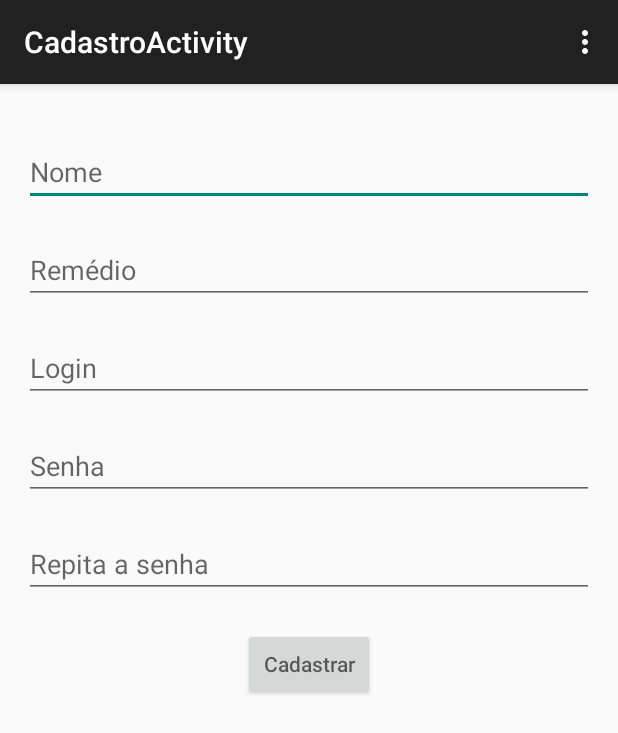
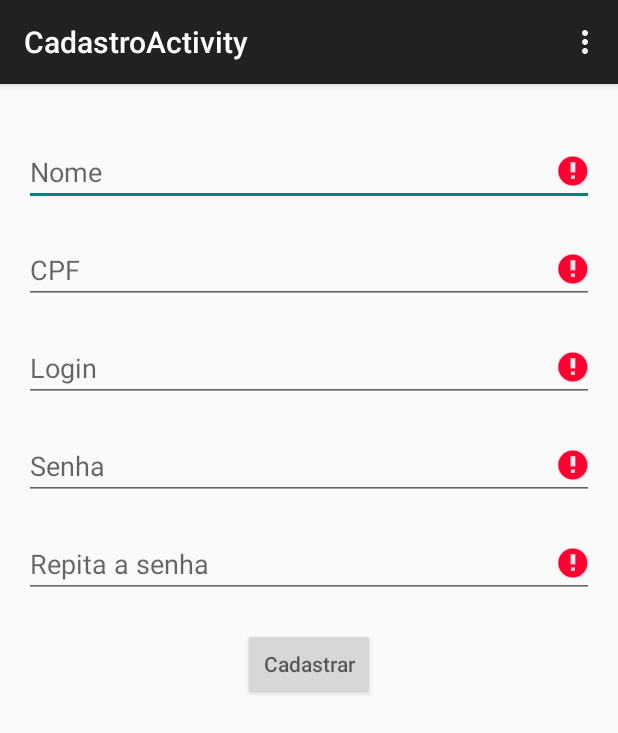
Before and after one commit to AllanBorgees/ProjetoAlergia, an Android app: the CadastroActivity screen opened directly, with no data from a screen before it, in the options menu, after a tap on "Settings", on a phone screen of 412 x 824 dp. Shown: the top 733 px of the screen. Run offline under Robolectric (Android 15) with nearby library versions, the phone set to English and light mode, and no system bars.

Commit message:
Projeto atualizado com novas classes e a tela cadastro pronta.

```diff
--- a/app/src/main/java/mpoo/ufrpe/projetoalergia/dominio/dominioPessoa/Pessoa.java
+++ b/app/src/main/java/mpoo/ufrpe/projetoalergia/dominio/dominioPessoa/Pessoa.java
@@ -16,6 +16,16 @@ public class Pessoa {
     private Calendar dataDeNascimento;
     private String cpf;
     private List<Remedio> remedio;
+
+    public Pessoa(Usuario usuario, String nome, String cpf) {
+        this.usuario = usuario;
+        this.nome = nome;
+        this.cpf = cpf;
+    }
+
+    public Pessoa(){
+
+    }
 
     public Usuario getUsuario() {
         return usuario;
--- a/app/src/main/java/mpoo/ufrpe/projetoalergia/dominio/dominioPessoa/Usuario.java
+++ b/app/src/main/java/mpoo/ufrpe/projetoalergia/dominio/dominioPessoa/Usuario.java
@@ -5,6 +5,14 @@ public class Usuario {
     private String login;
     private int id;
     private String senha;
+
+    public Usuario(String login, String senha) {
+        this.login = login;
+        this.senha = senha;
+    }
+    public Usuario(){
+
+    }
 
     public String getLogin() {
         return login;
--- a/app/src/main/java/mpoo/ufrpe/projetoalergia/gui/CadastroActivity.java
+++ b/app/src/main/java/mpoo/ufrpe/projetoalergia/gui/CadastroActivity.java
@@ -1,18 +1,114 @@
 package mpoo.ufrpe.projetoalergia.gui;
 
+import android.content.Context;
+import android.content.Intent;
 import android.support.v7.app.AppCompatActivity;
 import android.os.Bundle;
 import android.view.Menu;
 import android.view.MenuItem;
+import android.view.View;
+import android.widget.Button;
+import android.widget.EditText;
+import android.widget.ImageView;
 
 import mpoo.ufrpe.projetoalergia.R;
+import mpoo.ufrpe.projetoalergia.dominio.dominioPessoa.Pessoa;
+import mpoo.ufrpe.projetoalergia.dominio.dominioPessoa.Usuario;
+import mpoo.ufrpe.projetoalergia.negocio.UsuarioNegocio;
 
 public class CadastroActivity extends AppCompatActivity {
+
+    private EditText editPessoaNome;
+    private EditText editPessoaCPF;
+    private EditText editUsuarioLogin;
+    private EditText editUsuarioSenha;
+    private EditText editUsuarioSenhaConfirmar;
+    private Button btnCadastrar;
+    private UsuarioNegocio usuarioNegocio;
+    private static Context contexto;
+
+
+
 
     @Override
     protected void onCreate(Bundle savedInstanceState) {
         super.onCreate(savedInstanceState);
         setContentView(R.layout.activity_cadastro);
+
+        contexto = this;
+        usuarioNegocio = UsuarioNegocio.getInstancia();
+
+        editPessoaNome = (EditText) findViewById(R.id.edtNomePessoa);
+        editPessoaCPF = (EditText) findViewById(R.id.edtCpf);
+        editUsuarioLogin= (EditText) findViewById(R.id.edtLoginCadastro);
+        editUsuarioSenha = (EditText) findViewById(R.id.edtSenhaCadastro);
+        editUsuarioSenhaConfirmar = (EditText) findViewById(R.id.edtConfirmarSenhaCadastro);
+
+
+        btnCadastrar = (Button) findViewById(R.id.btnCadastrarCadastro);
+
+
+
+        btnCadastrar.setOnClickListener(new View.OnClickListener() {
+            @Override
+            public void onClick(View v) {
+
+                String nome = editPessoaNome.getText().toString().trim();
+                String cpf = editPessoaCPF.getText().toString().trim();
+                String login = editUsuarioLogin.getText().toString().trim();
+                String senha = editUsuarioSenha.getText().toString().trim();
+                String senhaConfirmar = editUsuarioSenhaConfirmar.getText().toString().trim();
+
+                Usuario usuario = new Usuario(login,senha);
+                Pessoa pessoa = new Pessoa(usuario,nome,cpf);
+
+                cadastro(pessoa, senhaConfirmar);
+
+            }
+        });
+    }
+
+    public void cadastro(Pessoa pessoa,String confirmarSenha){
+
+                    if(!validarCadastroActivity(pessoa.getNome(),pessoa.getCpf(),pessoa.getUsuario().getLogin(),pessoa.getUsuario().getSenha(),confirmarSenha)){
+                        return;
+                    }
+
+                    try{
+                        usuarioNegocio.validarCadastro(pessoa,confirmarSenha);
+                        finish();
+//                        Intent intentGoLogin = new Intent(CadastroActivity.this, LoginActivity.class);
+//                        startActivity(intentGoLogin);
+                    }catch (Exception e){
+                        GuiUtil.showMessage(CadastroActivity.this,e.getMessage());
+                    }
+
+
+    }
+
+    public boolean validarCadastroActivity( String nome, String cpf, String login, String senha, String confirmarSenha){
+
+        if((nome == null || nome.equals(""))&&(cpf == null || cpf.equals(""))&&(login==null || login.equals(""))&&(senha==null || senha.equals(""))&&(confirmarSenha==null || confirmarSenha.equals(""))) {
+            GuiUtil.showError(editPessoaNome, "Insira o nome");
+            GuiUtil.showError(editPessoaCPF, "Insira o CPF");
+            GuiUtil.showError(editUsuarioLogin, "Insira o Login");
+            GuiUtil.showError(editUsuarioSenha, "Insira a senha");
+            GuiUtil.showError(editUsuarioSenhaConfirmar, "Confirme a senha");
+            return false;
+        }else if(nome == null || nome.equals("")){
+            GuiUtil.showError(editPessoaNome, "Insira o nome");
+            return false;
+        }else if(cpf == null || cpf.equals("")){
+            GuiUtil.showError(editPessoaCPF, "Insira o CPF");
+            return false;
+        }else if (login==null || login.equals("")){
+            GuiUtil.showError(editUsuarioLogin, "Insira o login");
+            return false;
+        }else if(senha==null || senha.equals("")){
+            GuiUtil.showError(editUsuarioSenha, "Insira a senha");
+            return false;
+        }
+        return true;
     }
 
     @Override
@@ -24,12 +120,8 @@ public class CadastroActivity extends AppCompatActivity {
 
     @Override
     public boolean onOptionsItemSelected(MenuItem item) {
-        // Handle action bar item clicks here. The action bar will
-        // automatically handle clicks on the Home/Up button, so long
-        // as you specify a parent activity in AndroidManifest.xml.
         int id = item.getItemId();
 
-        //noinspection SimplifiableIfStatement
         if (id == R.id.action_settings) {
             return true;
         }
--- a/app/src/main/res/layout/activity_cadastro.xml
+++ b/app/src/main/res/layout/activity_cadastro.xml
@@ -18,16 +18,16 @@
     <EditText
         android:layout_width="match_parent"
         android:layout_height="wrap_content"
-        android:hint="Remédio"
+        android:hint="CPF"
         android:singleLine="true"
         android:layout_below="@id/edtNomePessoa"
         android:layout_marginTop="20dp"
-        android:id="@+id/edtRemedio"/>
+        android:id="@+id/edtCpf"/>
 
     <EditText
         android:layout_width="match_parent"
         android:layout_height="wrap_content"
-        android:layout_below="@id/edtRemedio"
+        android:layout_below="@id/edtCpf"
         android:singleLine="true"
         android:id="@+id/edtLoginCadastro"
         android:layout_marginTop="20dp"
```
Also changed, not shown: app/src/main/java/mpoo/ufrpe/projetoalergia/dao/Helper.java (+46 -6 lines), app/src/main/java/mpoo/ufrpe/projetoalergia/dao/UsuarioDAO.java (+23 -16 lines), app/src/main/java/mpoo/ufrpe/projetoalergia/dominio/dominoRemedio/Remedio.java (+10 -0 lines), app/src/main/java/mpoo/ufrpe/projetoalergia/gui/LoginActivity.java (+8 -0 lines), app/src/main/java/mpoo/ufrpe/projetoalergia/negocio/UsuarioNegocio.java (+8 -8 lines).
